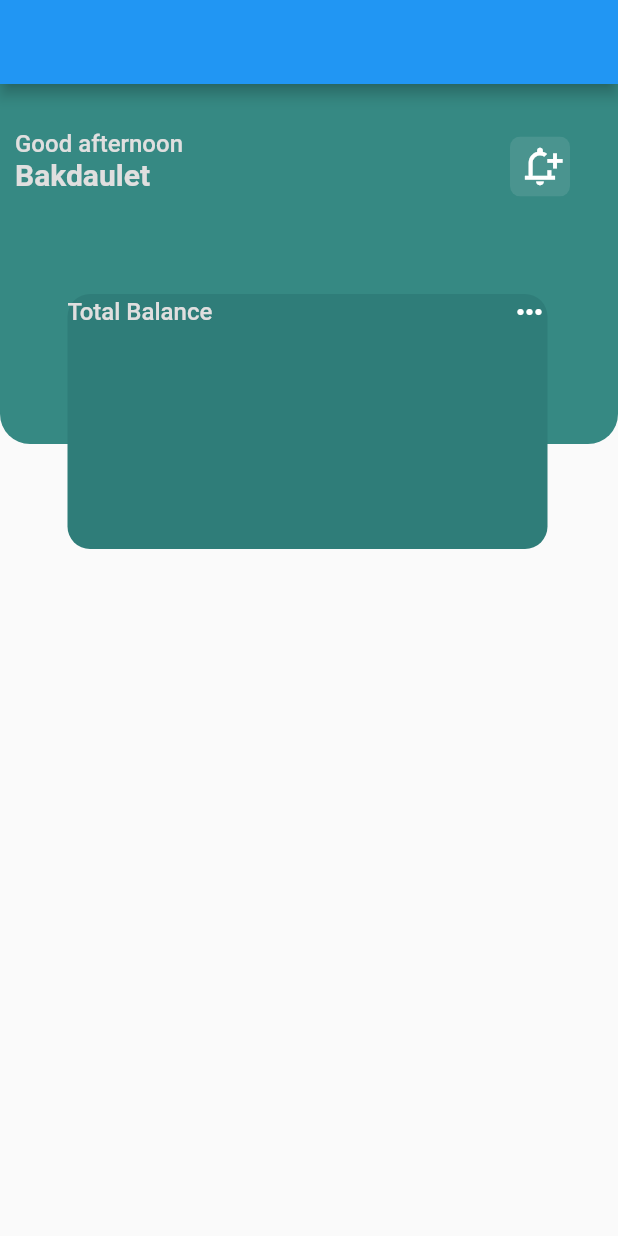
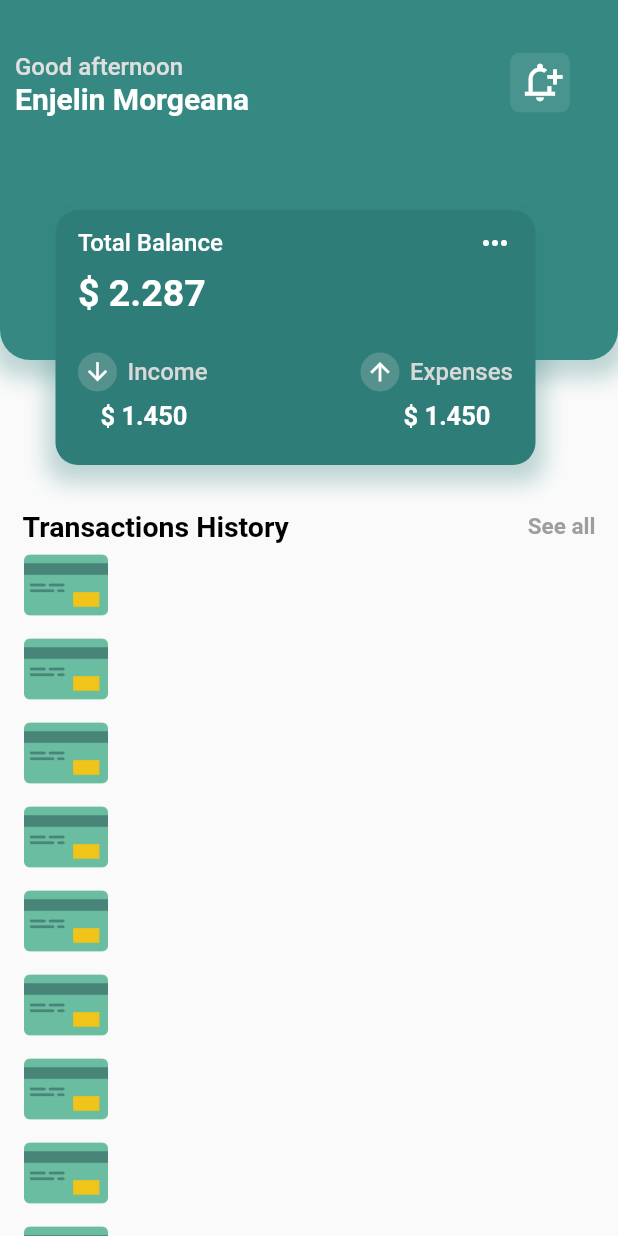
Before and after one commit to Aitbekov/Finance_app, a Flutter app: the screen it shows after launch, on a phone screen of 412 x 824 dp. Run offline on Flutter 3.47's test engine with Material 2 defaults, Android fonts, the light colour scheme and no system bars.

Commit message:
second commit

```diff
--- a/lib/home.dart
+++ b/lib/home.dart
@@ -1,29 +1,98 @@
 import 'package:flutter/material.dart';
-import 'package:flutter/src/widgets/framework.dart';
-import 'package:flutter/src/widgets/placeholder.dart';
 
-class Home extends StatelessWidget {
-  const Home({super.key});
+class Home extends StatefulWidget {
+  const Home({Key? key}) : super(key: key);
 
+  @override
+  State<Home> createState() => _HomeState();
+}
+
+class _HomeState extends State<Home> {
+  var history;
+
+  final List<String> day = [
+    'Monday',
+    "Tuesday",
+    "Wednesday",
+    "Thursday",
+    'friday',
+    'saturday',
+    'sunday'
+  ];
   @override
   Widget build(BuildContext context) {
     return Scaffold(
-      appBar: AppBar(),
         body: SafeArea(
-          child: Stack(
+      child: CustomScrollView(
+        slivers: [
+          SliverToBoxAdapter(
+            child: SizedBox(height: 340, child: _head()),
+          ),
+          SliverToBoxAdapter(
+            child: Padding(
+              padding: const EdgeInsets.symmetric(horizontal: 15),
+              child: Row(
+                mainAxisAlignment: MainAxisAlignment.spaceBetween,
+                children: [
+                  Text(
+                    'Transactions History',
+                    style: TextStyle(
+                      fontWeight: FontWeight.w600,
+                      fontSize: 19,
+                      color: Colors.black,
+                    ),
+                  ),
+                  Text(
+                    'See all',
+                    style: TextStyle(
+                      fontWeight: FontWeight.w600,
+                      fontSize: 15,
+                      color: Colors.grey,
+                    ),
+                  ),
+                ],
+              ),
+            ),
+          ),
+          SliverList(
+            delegate: SliverChildBuilderDelegate((context, index) {
+              return ListTile(
+                leading: ClipRRect(
+                  borderRadius: BorderRadius.circular(5),
+                  child: Image.asset('images/Transfer.png'),
+                ),
+              );
+            }),
+          )
+        ],
+      ),
+    ));
+  }
+
+  Widget _head() {
+    return Stack(
       children: [
         Column(
           children: [
             Container(
               width: double.infinity,
               height: 240,
-                decoration: const BoxDecoration(
+              decoration: BoxDecoration(
+                boxShadow: [
+                  BoxShadow(
+                      color: Color.fromRGBO(47, 125, 121, 0.3),
+                      offset: Offset(0, 6),
+                      blurRadius: 12,
+                      spreadRadius: 6)
+                ],
                 color: Color(0xff368983),
                 borderRadius: BorderRadius.only(
                   bottomLeft: Radius.circular(20),
                   bottomRight: Radius.circular(20),
-                    )),
-                child: Stack(children: [
+                ),
+              ),
+              child: Stack(
+                children: [
                   Positioned(
                     top: 35,
                     left: 340,
@@ -32,76 +101,186 @@ class Home extends StatelessWidget {
                       child: Container(
                         height: 40,
                         width: 40,
-                          color: const Color.fromRGBO(250, 250, 250, 0.1),
-                          child: const Icon(
+                        color: Color.fromRGBO(250, 250, 250, 0.1),
+                        child: Icon(
                           Icons.notification_add_outlined,
                           size: 30,
                           color: Colors.white,
                         ),
                       ),
-                      )),
+                    ),
+                  ),
                   Padding(
-                      padding: const EdgeInsets.only(
-                        top: 30,
-                        left: 10,
-                      ),
+                    padding: const EdgeInsets.only(top: 35, left: 10),
                     child: Column(
                       crossAxisAlignment: CrossAxisAlignment.start,
                       children: [
-                          const Text(
+                        Text(
                           'Good afternoon',
                           style: TextStyle(
                             fontWeight: FontWeight.w500,
                             fontSize: 16,
-                                color: Color.fromARGB(255, 224, 223, 223)),
+                            color: Color.fromARGB(255, 224, 223, 223),
                           ),
-                          const Text(
-                            'Bakdaulet',
+                        ),
+                        Text(
+                          'Enjelin Morgeana',
                           style: TextStyle(
                             fontWeight: FontWeight.w600,
                             fontSize: 20,
-                                color: Color.fromARGB(255, 224, 223, 223)),
+                            color: Colors.white,
+                          ),
                         ),
                       ],
-                      )),
-                ]),
+                    ),
+                  )
+                ],
+              ),
             ),
           ],
         ),
         Positioned(
           top: 140,
-              left: 45,
+          left: 37,
           child: Container(
             height: 170,
             width: 320,
             decoration: BoxDecoration(
-                  color: const Color.fromARGB(255, 47, 125, 121),
+              boxShadow: [
+                BoxShadow(
+                  color: Color.fromRGBO(47, 125, 121, 0.3),
+                  offset: Offset(0, 6),
+                  blurRadius: 12,
+                  spreadRadius: 6,
+                ),
+              ],
+              color: Color.fromARGB(255, 47, 125, 121),
               borderRadius: BorderRadius.circular(15),
             ),
             child: Column(
               children: [
-                    const Padding(padding: EdgeInsets.symmetric(horizontal: 15)),
-                    Row(
+                SizedBox(height: 10),
+                Padding(
+                  padding: const EdgeInsets.symmetric(horizontal: 15),
+                  child: Row(
                     mainAxisAlignment: MainAxisAlignment.spaceBetween,
                     children: [
-                        const Text(
+                      Text(
                         'Total Balance',
                         style: TextStyle(
                           fontWeight: FontWeight.w500,
                           fontSize: 16,
-                              color: Color.fromARGB(255, 224, 223, 223)),
+                          color: Colors.white,
                         ),
-                        const Icon(
+                      ),
+                      Icon(
                         Icons.more_horiz,
                         color: Colors.white,
+                      ),
+                    ],
+                  ),
+                ),
+                SizedBox(height: 7),
+                Padding(
+                  padding: const EdgeInsets.only(left: 15),
+                  child: Row(
+                    children: [
+                      Text(
+                        '\$ 2.287',
+                        style: TextStyle(
+                          fontWeight: FontWeight.bold,
+                          fontSize: 25,
+                          color: Colors.white,
+                        ),
+                      ),
+                    ],
+                  ),
+                ),
+                SizedBox(height: 25),
+                Padding(
+                  padding: const EdgeInsets.symmetric(horizontal: 15),
+                  child: Row(
+                    mainAxisAlignment: MainAxisAlignment.spaceBetween,
+                    children: [
+                      Row(
+                        children: [
+                          CircleAvatar(
+                            radius: 13,
+                            backgroundColor: Color.fromARGB(255, 85, 145, 141),
+                            child: Icon(
+                              Icons.arrow_downward,
+                              color: Colors.white,
+                              size: 19,
+                            ),
+                          ),
+                          SizedBox(width: 7),
+                          Text(
+                            'Income',
+                            style: TextStyle(
+                              fontWeight: FontWeight.w500,
+                              fontSize: 16,
+                              color: Color.fromARGB(255, 216, 216, 216),
+                            ),
+                          ),
+                        ],
+                      ),
+                      Row(
+                        children: [
+                          CircleAvatar(
+                            radius: 13,
+                            backgroundColor: Color.fromARGB(255, 85, 145, 141),
+                            child: Icon(
+                              Icons.arrow_upward,
+                              color: Colors.white,
+                              size: 19,
+                            ),
+                          ),
+                          SizedBox(width: 7),
+                          Text(
+                            'Expenses',
+                            style: TextStyle(
+                              fontWeight: FontWeight.w500,
+                              fontSize: 16,
+                              color: Color.fromARGB(255, 216, 216, 216),
+                            ),
+                          ),
+                        ],
+                      ),
+                    ],
+                  ),
+                ),
+                SizedBox(
+                  height: 6,
+                ),
+                Padding(
+                  padding: const EdgeInsets.symmetric(horizontal: 30),
+                  child: Row(
+                    mainAxisAlignment: MainAxisAlignment.spaceBetween,
+                    children: [
+                      Text(
+                        '\$ 1.450',
+                        style: TextStyle(
+                          fontWeight: FontWeight.w600,
+                          fontSize: 17,
+                          color: Colors.white,
+                        ),
+                      ),
+                      Text(
+                        '\$ 1.450',
+                        style: TextStyle(
+                          fontWeight: FontWeight.w600,
+                          fontSize: 17,
+                          color: Colors.white,
+                        ),
+                      ),
+                    ],
+                  ),
+                ),
+              ],
+            ),
+          ),
         )
       ],
-                    )
-                  ],
-                ),
-              ))
-        ],
-      )),
     );
   }
 }
```
Also changed, not shown: pubspec.yaml (+2 -8 lines). Lines whose indentation alone changed are shown as unchanged.
